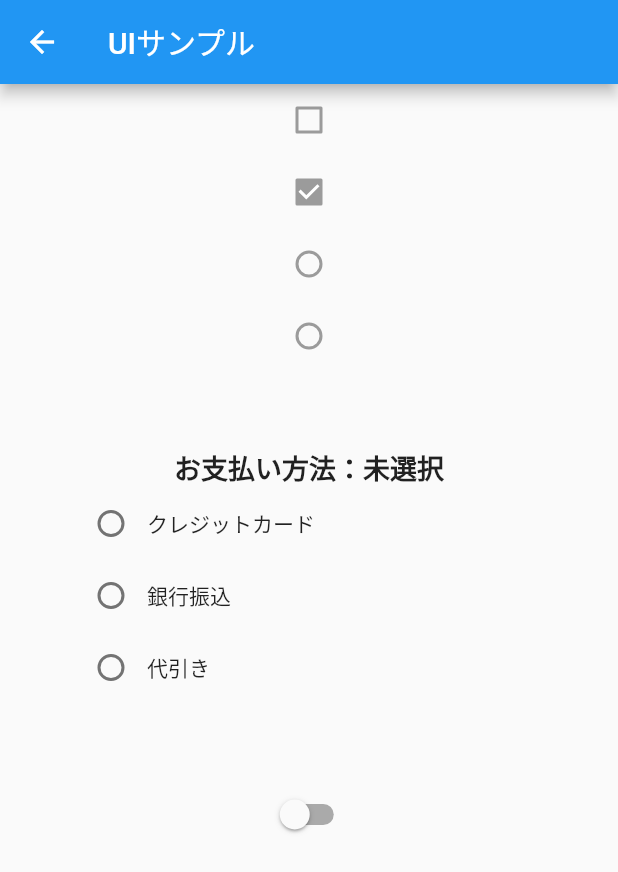
After one commit to hkhiroshi/sampleapp, a Flutter app: the screen it shows after launch, after a tap on "本一覧", after a tap on "UIサンプル", on a phone screen of 412 x 824 dp. The commit adds this screen. Shown: the top 872 px of the screen. Run offline on Flutter 3.47's test engine with Material 2 defaults, Android fonts, the phone set to English and light mode, and no system bars; our stand-ins replace cloud_firestore, firebase_auth, firebase_core, firebase_storage, image_picker; accounts and stored records are empty.

Commit message:
UIのサンプル作成

```diff
--- a/lib/main.dart
+++ b/lib/main.dart
@@ -5,6 +5,7 @@ import 'package:sample_app/presentation/main/main_model.dart';
 import 'package:sample_app/presentation/book_list/book_list_page.dart';
 import 'package:sample_app/presentation/signup/signup_page.dart';
 import 'package:sample_app/presentation/login/login_page.dart';
+import 'package:sample_app/presentation/ui/ui_sample_page.dart';
 import 'package:firebase_core/firebase_core.dart';
 
 /*
@@ -94,7 +95,18 @@ class MyApp extends StatelessWidget {
                         //model.changeText();
                       },
                       child: Text('ログイン'),
-                    )
+                    ),
+                    TextButton(
+                      onPressed: () {
+                        Navigator.push(
+                          context,
+                          MaterialPageRoute(
+                              builder: (context) => UISamplePage()),
+                        );
+                        //model.changeText();
+                      },
+                      child: Text('UIサンプル'),
+                    ),
                   ],
                 ),
               );
--- /dev/null
+++ b/lib/presentation/ui/ui_sample_model.dart
@@ -0,0 +1,7 @@
+import 'package:flutter/material.dart';
+
+class UISampleModel extends ChangeNotifier {
+  Future changeSwitch(isSwitched) {}
+  //isSwitched = value;
+
+}
--- /dev/null
+++ b/lib/presentation/ui/ui_sample_page.dart
@@ -0,0 +1,134 @@
+import 'package:flutter/material.dart';
+import 'package:provider/provider.dart';
+import 'package:sample_app/presentation/ui/ui_sample_model.dart';
+
+class UISamplePage extends StatelessWidget {
+  bool isSwitched = false;
+
+  @override
+  Widget build(BuildContext context) {
+    return ChangeNotifierProvider<UISampleModel>(
+      create: (_) => UISampleModel(),
+      child: Scaffold(
+        appBar: AppBar(
+          title: Text('UIサンプル'),
+        ),
+        body: Column(children: [
+          Checkbox(
+            activeColor: Colors.blue,
+            value: false,
+          ),
+          Checkbox(
+            activeColor: Colors.blue,
+            value: true,
+          ),
+          Radio(
+            activeColor: Colors.blue,
+            value: 'thumb_up',
+            groupValue: true,
+          ),
+          Radio(
+            activeColor: Colors.orange,
+            value: 'favorite',
+            groupValue: true,
+          ),
+          TestPage(),
+          MyApp(),
+        ]),
+      ),
+    );
+  }
+}
+
+/*
+ * 【Flutter入門】Radio（ラジオボタン）の使い方
+ *  https://www.yururiwork.net/%E3%80%90flutter%E5%85%A5%E9%96%80%E3%80%91radio%EF%BC%88%E3%83%A9%E3%82%B8%E3%82%AA%E3%83%9C%E3%82%BF%E3%83%B3%EF%BC%89%E3%81%AE%E4%BD%BF%E3%81%84%E6%96%B9/
+ */
+class TestPage extends StatefulWidget {
+  @override
+  _TestPageState createState() => _TestPageState();
+}
+
+class _TestPageState extends State<TestPage> {
+  String _payment = '未選択';
+
+  void _handleRadioButton(String payment) => setState(() {
+        _payment = payment;
+      });
+
+  Widget build(BuildContext context) {
+    return Container(
+      padding: const EdgeInsets.all(50),
+      child: Column(
+        children: <Widget>[
+          Center(
+            child: Text(
+              'お支払い方法：' + _payment,
+              style: TextStyle(fontSize: 18, fontWeight: FontWeight.bold),
+            ),
+          ),
+          Row(
+            children: <Widget>[
+              Radio(
+                activeColor: Colors.blueAccent,
+                value: 'クレジットカード',
+                groupValue: _payment,
+                onChanged: _handleRadioButton,
+              ),
+              Text('クレジットカード'),
+            ],
+          ),
+          Row(
+            children: <Widget>[
+              Radio(
+                activeColor: Colors.blueAccent,
+                value: '銀行振込',
+                groupValue: _payment,
+                onChanged: _handleRadioButton,
+              ),
+              Text('銀行振込'),
+            ],
+          ),
+          Row(
+            children: <Widget>[
+              Radio(
+                activeColor: Colors.blueAccent,
+                value: '代引き',
+                groupValue: _payment,
+                onChanged: _handleRadioButton,
+              ),
+              Text('代引き'),
+            ],
+          ),
+        ],
+      ),
+    );
+  }
+}
+
+class MyApp extends StatefulWidget {
+  @override
+  _State createState() => _State();
+}
+
+class _State extends State<MyApp> {
+  bool isSwitched = false;
+
+  @override
+  Widget build(BuildContext context) {
+    return Container(
+        child: Center(
+      child: Switch(
+        value: isSwitched,
+        onChanged: (value) {
+          setState(() {
+            isSwitched = value;
+            print(isSwitched);
+          });
+        },
+        activeTrackColor: Colors.yellow,
+        activeColor: Colors.orangeAccent,
+      ),
+    ));
+  }
+}
```
